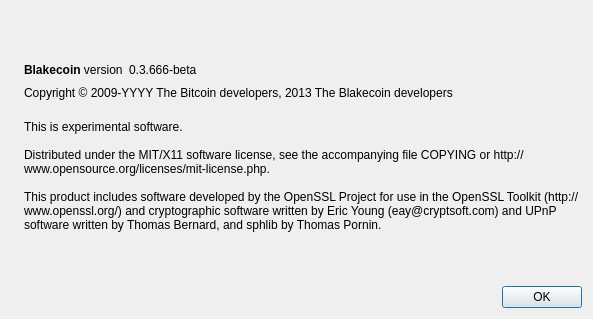
The window that src/qt/forms/aboutdialog.ui (BlueDragon747/Blakecoin) describes before a commit, drawn with Qt 5.
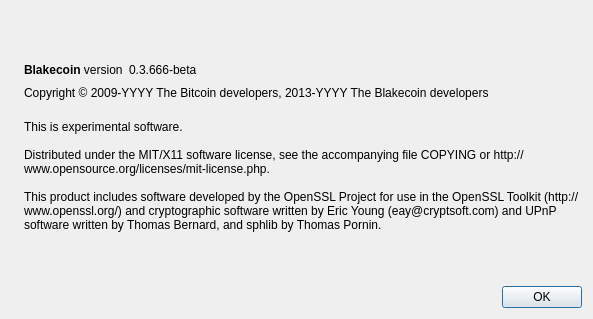
The same window after the commit. Icons and pictures are not drawn.

What changed in the file:
```diff
--- a/src/qt/forms/aboutdialog.ui
+++ b/src/qt/forms/aboutdialog.ui
@@ -91,7 +91,7 @@
         <cursorShape>IBeamCursor</cursorShape>
        </property>
        <property name="text">
-        <string notr="true">Copyright &amp;copy; 2009-YYYY The Bitcoin developers, 2013 The Blakecoin developers</string>
+        <string notr="true">Copyright &amp;copy; 2009-YYYY The Bitcoin developers, 2013-YYYY The Blakecoin developers</string>
        </property>
        <property name="textFormat">
         <enum>Qt::RichText</enum>
```
